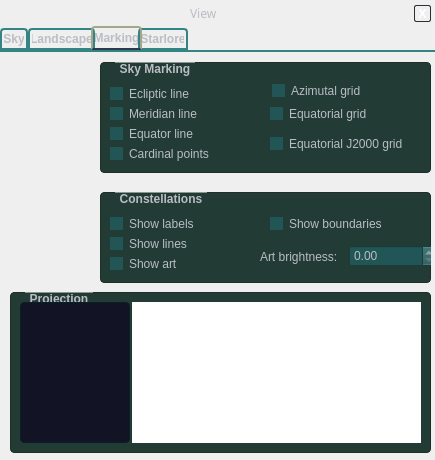
First picture: the form in src/gui/viewDialog.ui, repository 519984307/stellarium_src, before the edit.
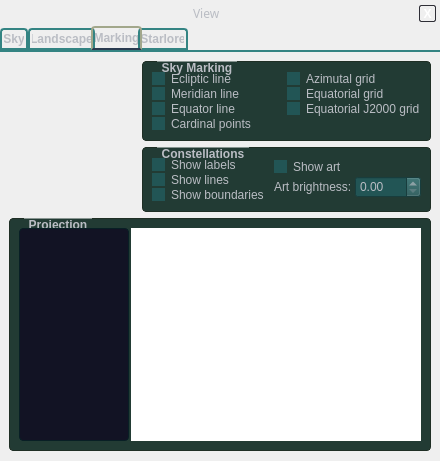
Second picture: the form after the edit. Icons and pictures are not drawn. Custom widgets are drawn as their Qt base class.

Commit message: Activated constellarion related GUI and created layouts for all tabs in ViewWindow.

Patch:
```diff
--- a/src/gui/viewDialog.ui
+++ b/src/gui/viewDialog.ui
@@ -5,8 +5,8 @@
    <rect>
     <x>0</x>
     <y>0</y>
-    <width>435</width>
-    <height>460</height>
+    <width>440</width>
+    <height>461</height>
    </rect>
   </property>
   <property name="font" >
@@ -1534,15 +1534,8 @@
          <attribute name="title" >
           <string>Marking</string>
          </attribute>
-         <widget class="QWidget" name="layoutWidget" >
-          <property name="geometry" >
-           <rect>
-            <x>10</x>
-            <y>20</y>
-            <width>81</width>
-            <height>91</height>
-           </rect>
-          </property>
+         <layout class="QGridLayout" >
+          <item row="0" column="0" >
           <layout class="QVBoxLayout" >
            <property name="spacing" >
             <number>0</number>
@@ -1588,123 +1581,72 @@
             </layout>
            </item>
           </layout>
-         </widget>
+          </item>
+          <item row="0" column="1" >
          <widget class="QGroupBox" name="planetsGroupBox_2" >
-          <property name="geometry" >
-           <rect>
-            <x>100</x>
-            <y>10</y>
-            <width>331</width>
-            <height>111</height>
-           </rect>
-          </property>
           <property name="title" >
            <string>Sky Marking</string>
           </property>
           <property name="checkable" >
            <bool>false</bool>
           </property>
-          <widget class="QCheckBox" name="showEquatorialGridCheckBox" >
-           <property name="geometry" >
-            <rect>
-             <x>170</x>
-             <y>40</y>
-             <width>156</width>
-             <height>23</height>
-            </rect>
-           </property>
+            <layout class="QGridLayout" >
+             <property name="verticalSpacing" >
+              <number>0</number>
+             </property>
+             <item row="0" column="0" >
+              <widget class="QCheckBox" name="showEclipticLineCheckBox" >
            <property name="text" >
-            <string>Equatorial grid</string>
-           </property>
-          </widget>
+                <string>Ecliptic line</string>
+               </property>
+              </widget>
+             </item>
+             <item row="0" column="1" >
           <widget class="QCheckBox" name="showAzimutalGridCheckBox" >
-           <property name="geometry" >
-            <rect>
-             <x>172</x>
-             <y>17</y>
-             <width>156</width>
-             <height>23</height>
-            </rect>
-           </property>
            <property name="text" >
             <string>Azimutal grid</string>
            </property>
           </widget>
+             </item>
+             <item row="1" column="0" >
           <widget class="QCheckBox" name="showMeridianLineCheckBox" >
-           <property name="geometry" >
-            <rect>
-             <x>10</x>
-             <y>40</y>
-             <width>156</width>
-             <height>23</height>
-            </rect>
-           </property>
            <property name="text" >
             <string>Meridian line</string>
            </property>
           </widget>
-          <widget class="QCheckBox" name="showEclipticLineCheckBox" >
-           <property name="geometry" >
-            <rect>
-             <x>10</x>
-             <y>20</y>
-             <width>156</width>
-             <height>23</height>
-            </rect>
-           </property>
+             </item>
+             <item row="1" column="1" >
+              <widget class="QCheckBox" name="showEquatorialGridCheckBox" >
            <property name="text" >
-            <string>Ecliptic line</string>
-           </property>
-          </widget>
+                <string>Equatorial grid</string>
+               </property>
+              </widget>
+             </item>
+             <item row="2" column="0" >
           <widget class="QCheckBox" name="showEquatorLineCheckBox" >
-           <property name="geometry" >
-            <rect>
-             <x>10</x>
-             <y>60</y>
-             <width>156</width>
-             <height>23</height>
-            </rect>
-           </property>
            <property name="text" >
             <string>Equator line</string>
            </property>
           </widget>
-          <widget class="QCheckBox" name="showCardinalPointsCheckBox" >
-           <property name="geometry" >
-            <rect>
-             <x>10</x>
-             <y>80</y>
-             <width>156</width>
-             <height>23</height>
-            </rect>
-           </property>
-           <property name="text" >
-            <string>Cardinal points</string>
-           </property>
-          </widget>
+             </item>
+             <item row="2" column="1" >
           <widget class="QCheckBox" name="showEquatorialJ2000GridCheckBox" >
-           <property name="geometry" >
-            <rect>
-             <x>170</x>
-             <y>70</y>
-             <width>156</width>
-             <height>23</height>
-            </rect>
-           </property>
            <property name="text" >
             <string>Equatorial J2000 grid</string>
            </property>
           </widget>
-         </widget>
-         <widget class="QWidget" name="layoutWidget_2" >
-          <property name="geometry" >
-           <rect>
-            <x>10</x>
-            <y>140</y>
-            <width>81</width>
-            <height>91</height>
-           </rect>
-          </property>
+             </item>
+             <item row="3" column="0" >
+              <widget class="QCheckBox" name="showCardinalPointsCheckBox" >
+               <property name="text" >
+                <string>Cardinal points</string>
+               </property>
+              </widget>
+             </item>
+            </layout>
+           </widget>
+          </item>
+          <item row="1" column="0" >
           <layout class="QVBoxLayout" >
            <property name="spacing" >
             <number>0</number>
@@ -1750,83 +1692,60 @@
             </layout>
            </item>
           </layout>
-         </widget>
+          </item>
+          <item row="1" column="1" >
          <widget class="QGroupBox" name="planetsGroupBox_3" >
-          <property name="geometry" >
-           <rect>
-            <x>100</x>
-            <y>140</y>
-            <width>331</width>
-            <height>91</height>
-           </rect>
-          </property>
           <property name="title" >
            <string>Constellations</string>
           </property>
           <property name="checkable" >
            <bool>false</bool>
           </property>
-          <widget class="QCheckBox" name="planetOrbitCheckBox_3" >
-           <property name="geometry" >
-            <rect>
-             <x>170</x>
-             <y>20</y>
-             <width>156</width>
-             <height>23</height>
-            </rect>
-           </property>
-           <property name="text" >
-            <string>Show boundaries</string>
-           </property>
-          </widget>
-          <widget class="QCheckBox" name="planetScaleMoonCheckBox_3" >
-           <property name="geometry" >
-            <rect>
-             <x>10</x>
-             <y>40</y>
-             <width>156</width>
-             <height>23</height>
-            </rect>
-           </property>
-           <property name="text" >
-            <string>Show lines</string>
-           </property>
-          </widget>
-          <widget class="QCheckBox" name="planetLightSpeedCheckBox_4" >
-           <property name="geometry" >
-            <rect>
-             <x>10</x>
-             <y>20</y>
-             <width>156</width>
-             <height>23</height>
-            </rect>
-           </property>
+            <layout class="QHBoxLayout" >
+             <property name="spacing" >
+              <number>9</number>
+             </property>
+             <item>
+              <layout class="QVBoxLayout" >
+               <property name="spacing" >
+                <number>0</number>
+               </property>
+               <item>
+                <widget class="QCheckBox" name="showConstellationLabelsCheckBox" >
            <property name="text" >
             <string>Show labels</string>
            </property>
           </widget>
-          <widget class="QCheckBox" name="planetLightSpeedCheckBox_5" >
-           <property name="geometry" >
-            <rect>
-             <x>10</x>
-             <y>60</y>
-             <width>156</width>
-             <height>23</height>
-            </rect>
-           </property>
+               </item>
+               <item>
+                <widget class="QCheckBox" name="showConstellationLinesCheckBox" >
+                 <property name="text" >
+                  <string>Show lines</string>
+                 </property>
+                </widget>
+               </item>
+               <item>
+                <widget class="QCheckBox" name="showConstellationBoundariesCheckBox" >
+                 <property name="text" >
+                  <string>Show boundaries</string>
+                 </property>
+                </widget>
+               </item>
+              </layout>
+             </item>
+             <item>
+              <layout class="QVBoxLayout" >
+               <property name="spacing" >
+                <number>0</number>
+               </property>
+               <item>
+                <widget class="QCheckBox" name="showConstellationArtCheckBox" >
            <property name="text" >
             <string>Show art</string>
            </property>
           </widget>
-          <widget class="QWidget" name="layoutWidget_3" >
-           <property name="geometry" >
-            <rect>
-             <x>160</x>
-             <y>50</y>
-             <width>177</width>
-             <height>29</height>
-            </rect>
-           </property>
+               </item>
+               <item>
            <layout class="QHBoxLayout" >
             <property name="spacing" >
              <number>0</number>
@@ -1839,20 +1758,24 @@
              </widget>
             </item>
             <item>
-             <widget class="QDoubleSpinBox" name="starScaleRadiusDoubleSpinBox_2" />
-            </item>
-           </layout>
-          </widget>
-         </widget>
+                  <widget class="QDoubleSpinBox" name="constellationArtBrightnessSpinBox" >
+                   <property name="maximum" >
+                    <double>1.000000000000000</double>
+                   </property>
+                   <property name="singleStep" >
+                    <double>0.100000000000000</double>
+                   </property>
+                  </widget>
+                 </item>
+                </layout>
+               </item>
+              </layout>
+             </item>
+            </layout>
+           </widget>
+          </item>
+          <item row="2" column="0" colspan="2" >
          <widget class="QGroupBox" name="planetsGroupBox_6" >
-          <property name="geometry" >
-           <rect>
-            <x>10</x>
-            <y>240</y>
-            <width>421</width>
-            <height>161</height>
-           </rect>
-          </property>
           <property name="title" >
            <string>Projection</string>
           </property>
@@ -1897,6 +1820,8 @@
            </item>
           </layout>
          </widget>
+          </item>
+         </layout>
         </widget>
         <widget class="QWidget" name="tab" >
          <attribute name="title" >
```
Left out of the diff: 113 changed lines with no effect on the pictures. Lines whose indentation alone changed are shown as unchanged. The commit also changes 3 other files.
